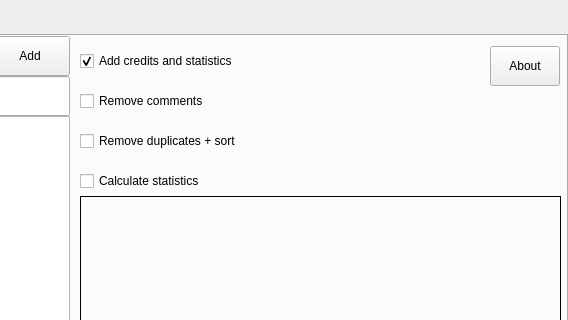
First picture: the form in app.ui, repository Nek-12/HostsToolkit, before the edit; both pictures show x 432 to 1000 and y 0 to 320 of the 1000 by 650 pixel window.
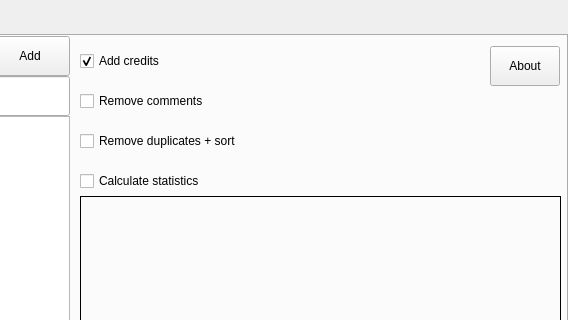
Second picture: the form after the edit. Icons and pictures are not drawn.

What changed in the file:
```diff
--- a/app.ui
+++ b/app.ui
@@ -169,7 +169,7 @@
        </rect>
       </property>
       <property name="text">
-       <string>Add credits and statistics</string>
+       <string>Add credits</string>
       </property>
       <property name="checked">
        <bool>true</bool>
```
Left out of the diff: 6 changed lines with no effect on the pictures.
